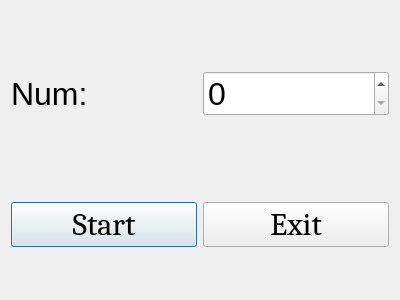
Before: the Qt Designer form dialog.ui in leavs/PulseGenerator, drawn with Qt 5.
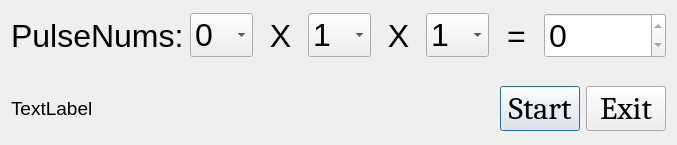
After: the same form once the commit is applied.

What changed in the file:
```diff
--- a/dialog.ui
+++ b/dialog.ui
@@ -6,8 +6,8 @@
    <rect>
     <x>0</x>
     <y>0</y>
-    <width>400</width>
-    <height>300</height>
+    <width>677</width>
+    <height>145</height>
    </rect>
   </property>
   <property name="windowTitle">
@@ -15,29 +15,243 @@
   </property>
   <layout class="QVBoxLayout" name="verticalLayout">
    <item>
-    <spacer name="horizontalSpacer_3">
-     <property name="orientation">
-      <enum>Qt::Horizontal</enum>
-     </property>
-     <property name="sizeHint" stdset="0">
-      <size>
-       <width>40</width>
-       <height>20</height>
-      </size>
-     </property>
-    </spacer>
-   </item>
-   <item>
-    <layout class="QHBoxLayout" name="horizontalLayout_2">
+    <layout class="QHBoxLayout" name="horizontalLayout_3">
      <item>
-      <widget class="QLabel" name="label">
+      <widget class="QLabel" name="pulsenumsLab">
        <property name="font">
         <font>
          <pointsize>24</pointsize>
         </font>
        </property>
        <property name="text">
-        <string>Num:</string>
+        <string>PulseNums:</string>
+       </property>
+      </widget>
+     </item>
+     <item>
+      <widget class="QComboBox" name="c1Box">
+       <property name="font">
+        <font>
+         <pointsize>24</pointsize>
+        </font>
+       </property>
+       <item>
+        <property name="text">
+         <string>0</string>
+        </property>
+       </item>
+       <item>
+        <property name="text">
+         <string>1</string>
+        </property>
+       </item>
+       <item>
+        <property name="text">
+         <string>2</string>
+        </property>
+       </item>
+       <item>
+        <property name="text">
+         <string>3</string>
+        </property>
+       </item>
+       <item>
+        <property name="text">
+         <string>4</string>
+        </property>
+       </item>
+       <item>
+        <property name="text">
+         <string>5</string>
+        </property>
+       </item>
+       <item>
+        <property name="text">
+         <string>6</string>
+        </property>
+       </item>
+       <item>
+        <property name="text">
+         <string>7</string>
+        </property>
+       </item>
+       <item>
+        <property name="text">
+         <string>8</string>
+        </property>
+       </item>
+       <item>
+        <property name="text">
+         <string>9</string>
+        </property>
+       </item>
+       <item>
+        <property name="text">
+         <string>10</string>
+        </property>
+       </item>
+      </widget>
+     </item>
+     <item>
+      <widget class="QLabel" name="x1Lab">
+       <property name="font">
+        <font>
+         <pointsize>24</pointsize>
+        </font>
+       </property>
+       <property name="text">
+        <string>X</string>
+       </property>
+       <property name="alignment">
+        <set>Qt::AlignCenter</set>
+       </property>
+      </widget>
+     </item>
+     <item>
+      <widget class="QComboBox" name="c2Box">
+       <property name="font">
+        <font>
+         <pointsize>24</pointsize>
+        </font>
+       </property>
+       <item>
+        <property name="text">
+         <string>1</string>
+        </property>
+       </item>
+       <item>
+        <property name="text">
+         <string>2</string>
+        </property>
+       </item>
+       <item>
+        <property name="text">
+         <string>3</string>
+        </property>
+       </item>
+       <item>
+        <property name="text">
+         <string>4</string>
+        </property>
+       </item>
+       <item>
+        <property name="text">
+         <string>5</string>
+        </property>
+       </item>
+       <item>
+        <property name="text">
+         <string>6</string>
+        </property>
+       </item>
+       <item>
+        <property name="text">
+         <string>7</string>
+        </property>
+       </item>
+       <item>
+        <property name="text">
+         <string>8</string>
+        </property>
+       </item>
+       <item>
+        <property name="text">
+         <string>9</string>
+        </property>
+       </item>
+       <item>
+        <property name="text">
+         <string>10</string>
+        </property>
+       </item>
+      </widget>
+     </item>
+     <item>
+      <widget class="QLabel" name="x2Lab">
+       <property name="font">
+        <font>
+         <pointsize>24</pointsize>
+        </font>
+       </property>
+       <property name="text">
+        <string>X</string>
+       </property>
+       <property name="alignment">
+        <set>Qt::AlignCenter</set>
+       </property>
+      </widget>
+     </item>
+     <item>
+      <widget class="QComboBox" name="c3Box">
+       <property name="font">
+        <font>
+         <pointsize>24</pointsize>
+        </font>
+       </property>
+       <item>
+        <property name="text">
+         <string>1</string>
+        </property>
+       </item>
+       <item>
+        <property name="text">
+         <string>2</string>
+        </property>
+       </item>
+       <item>
+        <property name="text">
+         <string>3</string>
+        </property>
+       </item>
+       <item>
+        <property name="text">
+         <string>4</string>
+        </property>
+       </item>
+       <item>
+        <property name="text">
+         <string>5</string>
+        </property>
+       </item>
+       <item>
+        <property name="text">
+         <string>6</string>
+        </property>
+       </item>
+       <item>
+        <property name="text">
+         <string>7</string>
+        </property>
+       </item>
+       <item>
+        <property name="text">
+         <string>8</string>
+        </property>
+       </item>
+       <item>
+        <property name="text">
+         <string>9</string>
+        </property>
+       </item>
+       <item>
+        <property name="text">
+         <string>10</string>
+        </property>
+       </item>
+      </widget>
+     </item>
+     <item>
+      <widget class="QLabel" name="x3Lab">
+       <property name="font">
+        <font>
+         <pointsize>24</pointsize>
+        </font>
+       </property>
+       <property name="text">
+        <string>=</string>
+       </property>
+       <property name="alignment">
+        <set>Qt::AlignCenter</set>
        </property>
       </widget>
      </item>
@@ -48,6 +262,9 @@
          <pointsize>24</pointsize>
         </font>
        </property>
+       <property name="readOnly">
+        <bool>true</bool>
+       </property>
        <property name="maximum">
         <number>10000</number>
        </property>
@@ -55,19 +272,6 @@
      </item>
     </layout>
    </item>
-   <item>
-    <spacer name="horizontalSpacer">
-     <property name="orientation">
-      <enum>Qt::Horizontal</enum>
-     </property>
-     <property name="sizeHint" stdset="0">
-      <size>
-       <width>40</width>
-       <height>20</height>
-      </size>
-     </property>
-    </spacer>
-   </item>
    <item>
     <spacer name="horizontalSpacer_2">
      <property name="orientation">
@@ -83,6 +287,31 @@
    </item>
    <item>
     <layout class="QHBoxLayout" name="horizontalLayout">
+     <item>
+      <widget class="QLabel" name="label">
+       <property name="font">
+        <font>
+         <pointsize>14</pointsize>
+        </font>
+       </property>
+       <property name="text">
+        <string>TextLabel</string>
+       </property>
+      </widget>
+     </item>
+     <item>
+      <spacer name="horizontalSpacer">
+       <property name="orientation">
+        <enum>Qt::Horizontal</enum>
+       </property>
+       <property name="sizeHint" stdset="0">
+        <size>
+         <width>40</width>
+         <height>20</height>
+        </size>
+       </property>
+      </spacer>
+     </item>
      <item>
       <widget class="QPushButton" name="startBtn">
        <property name="font">
```
